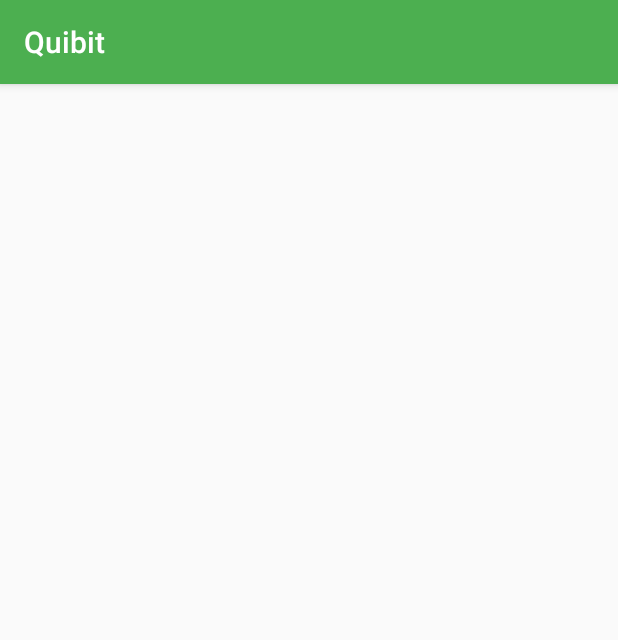
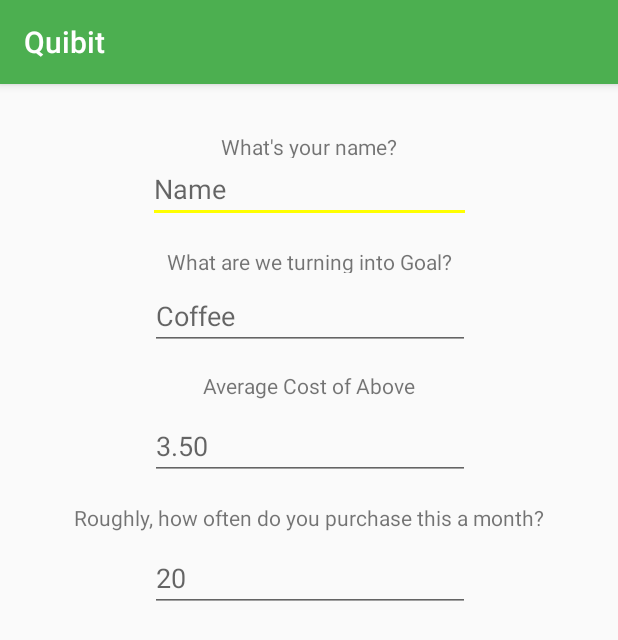
Before and after one commit to ChanceMagno/Quibit-android, an Android app: the CreateGoal screen opened directly, with no data from a screen before it, on a phone screen of 412 x 824 dp. Shown: the top 640 px of the screen. Run offline under Robolectric (Android 15) with nearby library versions, the phone set to English and light mode, and no system bars.

Commit message:
add form to createGoalActivity

```diff
--- a/app/src/main/res/layout/activity_create_goal.xml
+++ b/app/src/main/res/layout/activity_create_goal.xml
@@ -4,6 +4,102 @@
     xmlns:tools="http://schemas.android.com/tools"
     android:layout_width="match_parent"
     android:layout_height="match_parent"
-    tools:context="com.epicodus.quibit.CreateGoal">
+    tools:context="com.epicodus.quibit.CreateGoal"
+    tools:layout_editor_absoluteY="81dp"
+    tools:layout_editor_absoluteX="0dp">
+
+    <TextView
+        android:id="@+id/textViewName"
+        android:layout_width="wrap_content"
+        android:layout_height="17dp"
+        android:text="What's your name?"
+        app:layout_constraintLeft_toLeftOf="parent"
+        app:layout_constraintRight_toRightOf="parent"
+        app:layout_constraintHorizontal_bias="0.501"
+        app:layout_constraintTop_toTopOf="parent"
+        android:layout_marginTop="32dp" />
+
+    <EditText
+        android:id="@+id/editTextName"
+        android:layout_width="215dp"
+        android:layout_height="43dp"
+        android:ems="10"
+        android:hint="Name"
+        android:inputType="textPersonName"
+        app:layout_constraintLeft_toLeftOf="parent"
+        app:layout_constraintRight_toRightOf="parent"
+        app:layout_constraintHorizontal_bias="0.502"
+        app:layout_constraintTop_toBottomOf="@+id/textViewName" />
+
+    <TextView
+        android:id="@+id/textViewItem"
+        android:layout_width="wrap_content"
+        android:layout_height="17dp"
+        android:text="What are we turning into Goal?"
+        app:layout_constraintLeft_toLeftOf="parent"
+        app:layout_constraintRight_toRightOf="parent"
+        android:layout_marginTop="16dp"
+        app:layout_constraintTop_toBottomOf="@+id/editTextName" />
+
+    <EditText
+        android:id="@+id/editTextItem"
+        android:layout_width="wrap_content"
+        android:layout_height="43dp"
+        android:ems="10"
+        android:hint="Coffee"
+        android:inputType="textPersonName"
+        app:layout_constraintLeft_toLeftOf="parent"
+        app:layout_constraintRight_toRightOf="parent"
+        app:layout_constraintHorizontal_bias="0.502"
+        android:layout_marginTop="8dp"
+        app:layout_constraintTop_toBottomOf="@+id/textViewItem" />
+
+    <TextView
+        android:id="@+id/textViewItemCost"
+        android:layout_width="wrap_content"
+        android:layout_height="wrap_content"
+        android:layout_marginTop="14dp"
+        android:text="Average Cost of Above"
+        app:layout_constraintLeft_toLeftOf="parent"
+        app:layout_constraintRight_toRightOf="parent"
+        app:layout_constraintTop_toBottomOf="@+id/editTextItem" />
+
+    <EditText
+        android:id="@+id/editTextItemCost"
+        android:layout_width="wrap_content"
+        android:layout_height="wrap_content"
+        android:layout_marginTop="8dp"
+        android:ems="10"
+        android:hint="3.50"
+        android:inputType="numberDecimal"
+        app:layout_constraintBottom_toBottomOf="parent"
+        app:layout_constraintHorizontal_bias="0.502"
+        app:layout_constraintLeft_toLeftOf="parent"
+        app:layout_constraintRight_toRightOf="parent"
+        app:layout_constraintTop_toBottomOf="@+id/textViewItemCost"
+        app:layout_constraintVertical_bias="0.0" />
+
+    <TextView
+        android:id="@+id/textViewItemMonthly"
+        android:layout_width="wrap_content"
+        android:layout_height="wrap_content"
+        android:layout_marginTop="15dp"
+        android:text="Roughly, how often do you purchase this a month?"
+        app:layout_constraintLeft_toLeftOf="parent"
+        app:layout_constraintRight_toRightOf="parent"
+        app:layout_constraintTop_toBottomOf="@+id/editTextItemCost" />
+
+    <EditText
+        android:id="@+id/editText4"
+        android:layout_width="wrap_content"
+        android:layout_height="wrap_content"
+        android:layout_marginTop="8dp"
+        android:ems="10"
+        android:hint="20"
+        android:inputType="number"
+        app:layout_constraintLeft_toLeftOf="parent"
+        app:layout_constraintRight_toRightOf="parent"
+        app:layout_constraintTop_toBottomOf="@+id/textViewItemMonthly"
+        app:layout_constraintHorizontal_bias="0.502" />
 
 </android.support.constraint.ConstraintLayout>
--- a/app/src/main/res/layout/activity_main.xml
+++ b/app/src/main/res/layout/activity_main.xml
@@ -8,7 +8,6 @@
 
     <Button
         android:id="@+id/getStartedButton"
-        style="@android:style/Widget.Material.Button.Colored"
         android:layout_width="202dp"
         android:layout_height="45dp"
         android:layout_marginBottom="8dp"
@@ -16,7 +15,6 @@
         android:layout_marginRight="8dp"
         android:layout_marginTop="8dp"
         android:text="Get Started"
-        android:textAppearance="@android:style/TextAppearance.Material.Widget.ActionMode.Subtitle"
         app:layout_constraintBottom_toBottomOf="parent"
         app:layout_constraintLeft_toLeftOf="parent"
         app:layout_constraintRight_toRightOf="parent"
```
Also changed, not shown: app/src/main/assets/fonts/Salsa-Regular.ttf (added).
